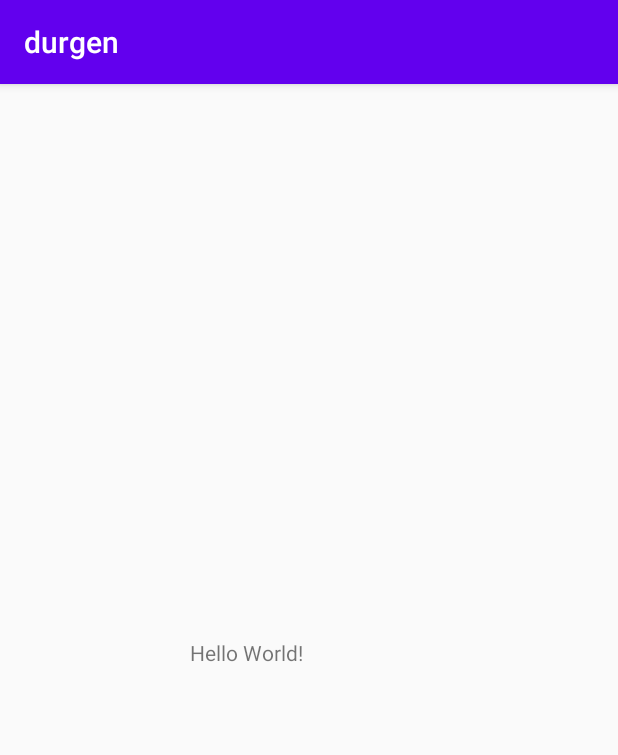
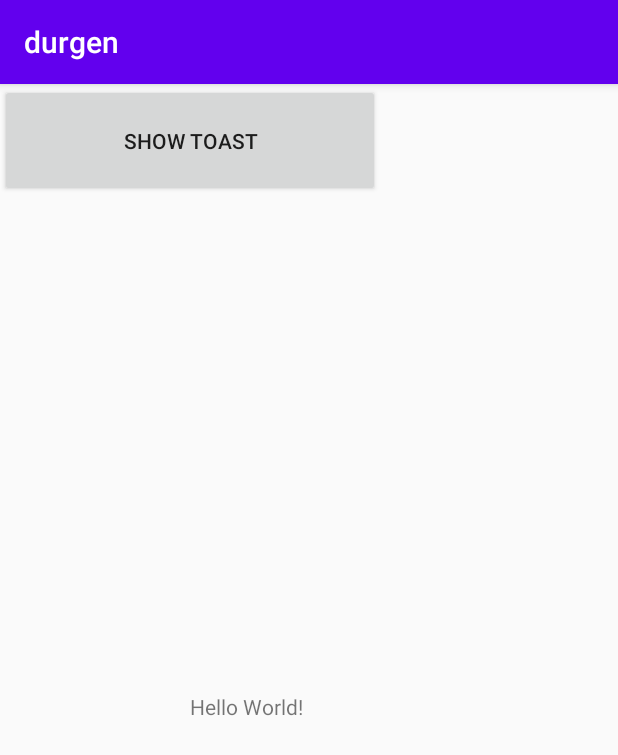
Before and after one commit to durgen-rai/android, an Android app: the screen it shows after launch (MainActivity), on a phone screen of 412 x 824 dp. Shown: the top 755 px of the screen. Run offline under Robolectric (Android 15) with nearby library versions, the phone set to English and light mode, and no system bars.

Commit message:
Toast Message

```diff
--- a/app/src/main/java/com/example/durgen/MainActivity.kt
+++ b/app/src/main/java/com/example/durgen/MainActivity.kt
@@ -2,11 +2,19 @@ package com.example.durgen
 
 import androidx.appcompat.app.AppCompatActivity
 import android.os.Bundle
+import android.util.Log
+import android.widget.Toast
+import kotlinx.android.synthetic.main.activity_main.*
 
 class MainActivity : AppCompatActivity() {
 
     override fun onCreate(savedInstanceState: Bundle?) {
         super.onCreate(savedInstanceState)
         setContentView(R.layout.activity_main)
+
+        btnShowToast.setOnClickListener {
+            Log.i("MainActivity","Button was clicked!")
+            Toast.makeText(this,"Button was clicked!",Toast.LENGTH_LONG).show();
+        }
     }
 }
--- a/app/src/main/res/layout/activity_main.xml
+++ b/app/src/main/res/layout/activity_main.xml
@@ -1,5 +1,6 @@
 <?xml version="1.0" encoding="utf-8"?>
-<androidx.constraintlayout.widget.ConstraintLayout xmlns:android="http://schemas.android.com/apk/res/android"
+<androidx.constraintlayout.widget.ConstraintLayout
+    xmlns:android="http://schemas.android.com/apk/res/android"
     xmlns:app="http://schemas.android.com/apk/res-auto"
     xmlns:tools="http://schemas.android.com/tools"
     android:layout_width="match_parent"
@@ -13,6 +14,16 @@
         app:layout_constraintBottom_toBottomOf="parent"
         app:layout_constraintLeft_toLeftOf="parent"
         app:layout_constraintRight_toRightOf="parent"
-        app:layout_constraintTop_toTopOf="parent" />
+        app:layout_constraintTop_toTopOf="parent"
+        app:layout_constraintVertical_bias="0.549" />
+
+    <Button
+        android:id="@+id/btnShowToast"
+        android:layout_width="253dp"
+        android:layout_height="75dp"
+        android:text="Show Toast"
+        tools:ignore="MissingConstraints"
+        tools:layout_editor_absoluteX="361dp"
+        tools:layout_editor_absoluteY="528dp" />
 
 </androidx.constraintlayout.widget.ConstraintLayout>
```
